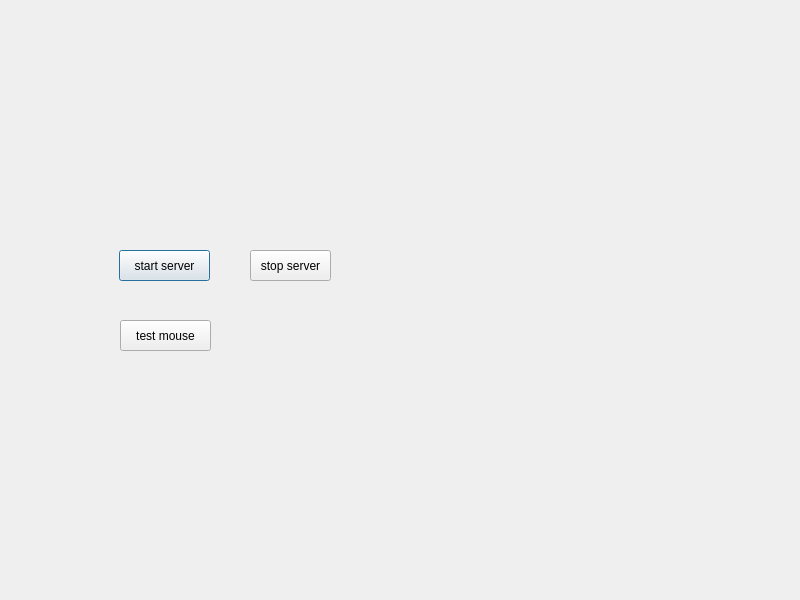
This is dialog.ui in sensSD/QtScrcpy as Qt 5 draws it before an edit. The edited form follows.
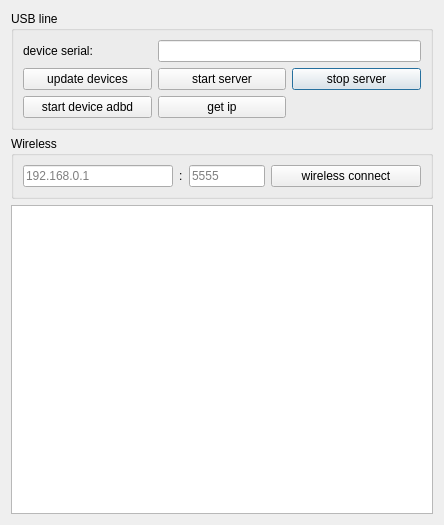
This is the edited form.

```diff
--- a/dialog.ui
+++ b/dialog.ui
@@ -6,52 +6,115 @@
    <rect>
     <x>0</x>
     <y>0</y>
-    <width>800</width>
-    <height>600</height>
+    <width>444</width>
+    <height>525</height>
    </rect>
   </property>
   <property name="windowTitle">
    <string>Dialog</string>
   </property>
-  <widget class="QPushButton" name="startServerBtn">
-   <property name="geometry">
-    <rect>
-     <x>119</x>
-     <y>250</y>
-     <width>91</width>
-     <height>31</height>
-    </rect>
-   </property>
-   <property name="text">
-    <string>start server</string>
-   </property>
-  </widget>
-  <widget class="QPushButton" name="stopServerBtn">
-   <property name="geometry">
-    <rect>
-     <x>250</x>
-     <y>250</y>
-     <width>81</width>
-     <height>31</height>
-    </rect>
-   </property>
-   <property name="text">
-    <string>stop server</string>
-   </property>
-  </widget>
-  <widget class="QPushButton" name="mouseEventBtn">
-   <property name="geometry">
-    <rect>
-     <x>120</x>
-     <y>320</y>
-     <width>91</width>
-     <height>31</height>
-    </rect>
-   </property>
-   <property name="text">
-    <string>test mouse</string>
-   </property>
-  </widget>
+  <layout class="QGridLayout" name="gridLayout">
+   <item row="0" column="0">
+    <widget class="QGroupBox" name="groupBox">
+     <property name="title">
+      <string>USB line</string>
+     </property>
+     <layout class="QGridLayout" name="gridLayout_2">
+      <item row="1" column="2">
+       <widget class="QPushButton" name="stopServerBtn">
+        <property name="text">
+         <string>stop server</string>
+        </property>
+       </widget>
+      </item>
+      <item row="1" column="1">
+       <widget class="QPushButton" name="startServerBtn">
+        <property name="text">
+         <string>start server</string>
+        </property>
+       </widget>
+      </item>
+      <item row="2" column="0">
+       <widget class="QPushButton" name="startAdbdBtn">
+        <property name="text">
+         <string>start device adbd</string>
+        </property>
+       </widget>
+      </item>
+      <item row="1" column="0">
+       <widget class="QPushButton" name="updateDevicesBtn">
+        <property name="text">
+         <string>update devices</string>
+        </property>
+       </widget>
+      </item>
+      <item row="2" column="1">
+       <widget class="QPushButton" name="getIpBtn">
+        <property name="text">
+         <string>get ip</string>
+        </property>
+       </widget>
+      </item>
+      <item row="0" column="0">
+       <widget class="QLabel" name="deviceSerialLab">
+        <property name="text">
+         <string>device serial:</string>
+        </property>
+       </widget>
+      </item>
+      <item row="0" column="1" colspan="2">
+       <widget class="QLineEdit" name="serialEdt"/>
+      </item>
+     </layout>
+    </widget>
+   </item>
+   <item row="1" column="0">
+    <widget class="QGroupBox" name="groupBox_2">
+     <property name="title">
+      <string>Wireless</string>
+     </property>
+     <layout class="QHBoxLayout" name="horizontalLayout" stretch="2,0,1,2">
+      <item>
+       <widget class="QLineEdit" name="ipAddrEdt">
+        <property name="text">
+         <string extracomment="192.168.0.1"/>
+        </property>
+        <property name="placeholderText">
+         <string>192.168.0.1</string>
+        </property>
+       </widget>
+      </item>
+      <item>
+       <widget class="QLabel" name="label">
+        <property name="text">
+         <string>:</string>
+        </property>
+       </widget>
+      </item>
+      <item>
+       <widget class="QLineEdit" name="portEdt">
+        <property name="text">
+         <string/>
+        </property>
+        <property name="placeholderText">
+         <string>5555</string>
+        </property>
+       </widget>
+      </item>
+      <item>
+       <widget class="QPushButton" name="wirelessConnectBtn">
+        <property name="text">
+         <string>wireless connect</string>
+        </property>
+       </widget>
+      </item>
+     </layout>
+    </widget>
+   </item>
+   <item row="2" column="0">
+    <widget class="QTextEdit" name="outTxtEdt"/>
+   </item>
+  </layout>
  </widget>
  <resources/>
  <connections/>
```
